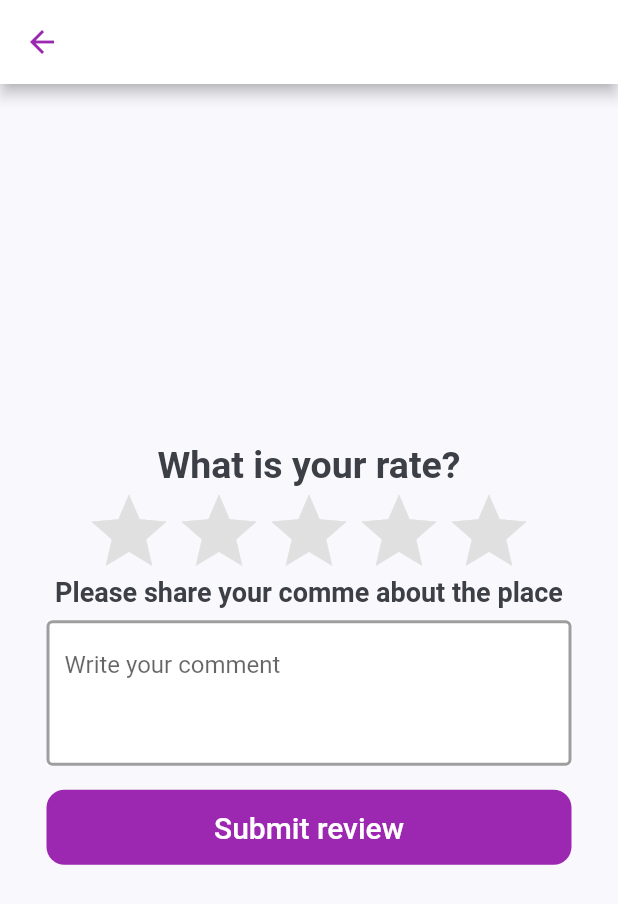
After one commit to Hany-Achraf/dir_app_flutter, a Flutter app: the AddReviewScreen screen opened directly, on a phone screen of 412 x 824 dp. The commit adds this screen. Shown: the top 904 px of the screen. Run offline on Flutter 3.47's test engine with Material 2 defaults, Android fonts, the phone set to English and light mode, and no system bars; our stand-ins replace carousel_slider, flutter_svg, font_awesome_flutter, google_fonts, hexcolor, photo_view and 2 more.

Commit message:
Adding basic structure for promptions, events, and add review pages\

```diff
--- /dev/null
+++ b/lib/screens/business/components/add_review_screen.dart
@@ -0,0 +1,121 @@
+import 'package:flutter/material.dart';
+
+class AddReviewScreen extends StatefulWidget {
+  const AddReviewScreen({Key key}) : super(key: key);
+
+  @override
+  _AddReviewScreenState createState() => _AddReviewScreenState();
+}
+
+class _AddReviewScreenState extends State<AddReviewScreen> {
+  int rating = -1;
+
+  Widget Star(int index) {
+    return InkWell(
+      onTap: () {
+        this.setState(() {
+          rating = index;
+        });
+      },
+      child: Icon(
+        Icons.star,
+        color: rating < index ? Colors.grey.shade300 : Colors.yellow,
+        size: 60,
+      ),
+    );
+  }
+
+  @override
+  Widget build(BuildContext context) {
+    return Scaffold(
+      appBar: AppBar(
+        foregroundColor: Colors.purple,
+        backgroundColor: Colors.white,
+      ),
+      body: Center(
+        child: ListView(
+          shrinkWrap: true,
+          padding: const EdgeInsets.all(8.0),
+          children: [
+            Center(
+              child: Text(
+                'What is your rate?',
+                style: TextStyle(
+                  fontWeight: FontWeight.bold,
+                  fontSize: 25,
+                ),
+              ),
+            ),
+            Center(
+              child: Row(
+                mainAxisAlignment: MainAxisAlignment.center,
+                children: [
+                  for (int i = 0; i < 5; i++) Star(i),
+                ],
+              ),
+            ),
+            Center(
+              child: Text(
+                'Please share your comme about the place',
+                style: TextStyle(
+                  fontWeight: FontWeight.bold,
+                  fontSize: 18,
+                ),
+              ),
+            ),
+            Center(
+              child: Container(
+                margin: EdgeInsets.all(8),
+                width: 350,
+                decoration: BoxDecoration(
+                  color: Colors.white,
+                ),
+                child: TextField(
+                  minLines: 3,
+                  maxLines: null,
+                  keyboardType: TextInputType.multiline,
+                  cursorColor: Colors.purple,
+                  decoration: InputDecoration(
+                    focusedBorder: OutlineInputBorder(
+                      borderSide: BorderSide(color: Colors.purple, width: 2.0),
+                    ),
+                    enabledBorder: OutlineInputBorder(
+                      borderSide: BorderSide(color: Colors.grey, width: 2.0),
+                    ),
+                    hintText: 'Write your comment',
+                    labelStyle: const TextStyle(
+                      color: Colors.grey,
+                    ),
+                  ),
+                ),
+              ),
+            ),
+            Center(
+              child: TextButton(
+                onPressed: () {},
+                child: Container(
+                  padding: EdgeInsets.all(8),
+                  width: 350,
+                  height: 50,
+                  decoration: BoxDecoration(
+                    color: Colors.purple,
+                    borderRadius: BorderRadius.circular(12),
+                  ),
+                  child: Center(
+                    child: Text(
+                      'Submit review',
+                      style: TextStyle(
+                        color: Colors.white,
+                        fontSize: 20,
+                      ),
+                    ),
+                  ),
+                ),
+              ),
+            ),
+          ],
+        ),
+      ),
+    );
+  }
+}
--- a/lib/screens/business/components/business_sliver_app_bar.dart
+++ b/lib/screens/business/components/business_sliver_app_bar.dart
@@ -33,12 +33,6 @@ class BusinessSliverAppBar extends StatelessWidget {
         size: 25.0,
       ),
       actions: <Widget>[
-        IconButton(
-          icon: Icon(
-            Icons.share,
-          ),
-          onPressed: () {},
-        ),
         IconButton(
           icon: Icon(
             Icons.more_vert,
--- a/pubspec.yaml
+++ b/pubspec.yaml
@@ -35,6 +35,7 @@ dependencies:
   photo_view: ^0.13.0
   intl: ^0.17.0
   readmore: ^2.1.0
+  carousel_slider: ^4.0.0
 
 dev_dependencies:
   flutter_test:
```
Also changed, not shown: lib/screens/business/business_screen.dart (+24 -30 lines), lib/screens/business/components/business_photos.dart (+7 -1 lines), lib/screens/business/components/gallery_screen.dart (added, +66 -0 lines), lib/screens/events/events_screen.dart (added, +127 -0 lines), lib/screens/home/components/promotions.dart (+14 -2 lines), lib/screens/promotions/promotions_screen.dart (added, +127 -0 lines), pubspec.lock.
